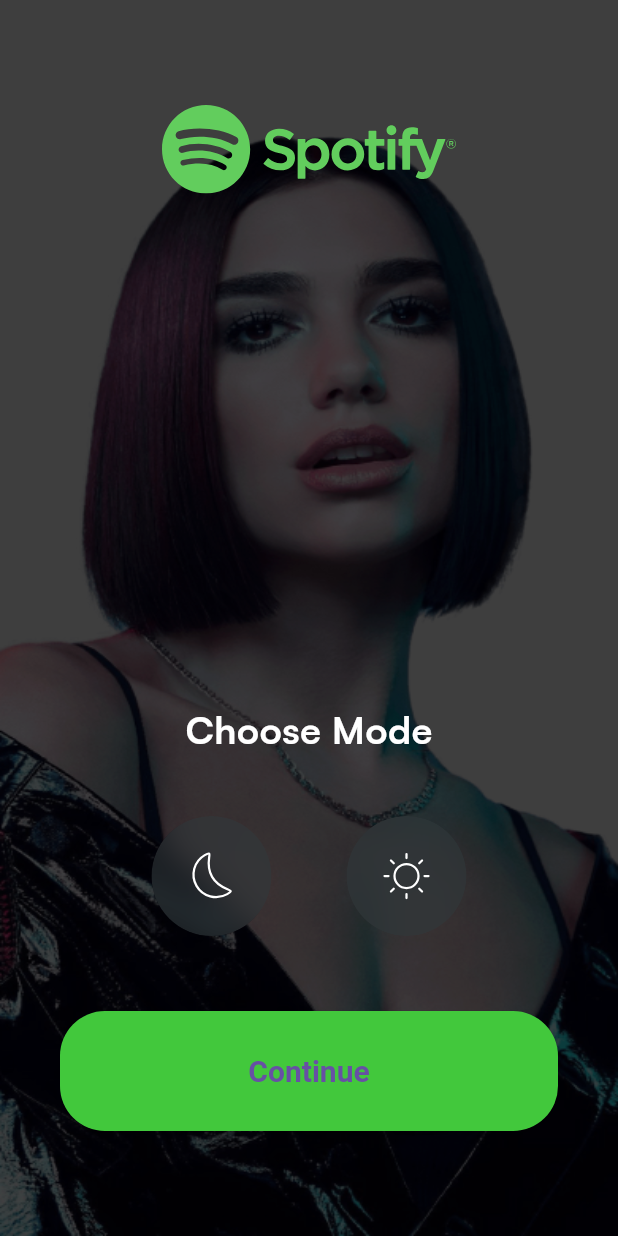
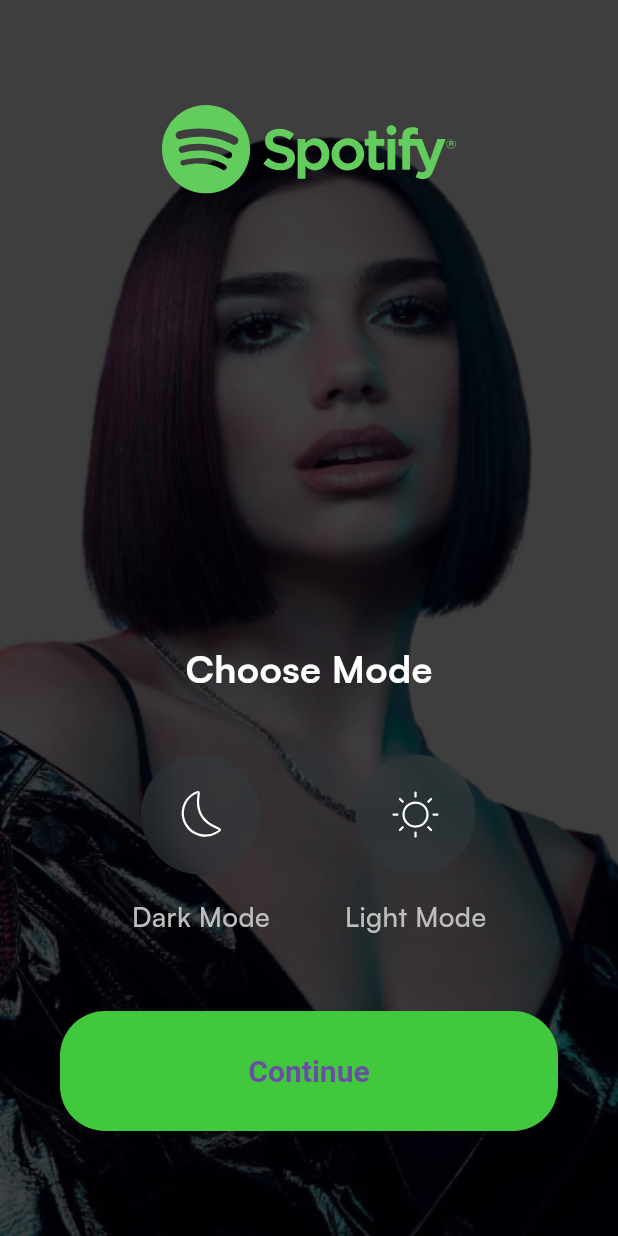
Before and after one commit to masterthuku/spotify_clone, a Flutter app: the screen it shows after launch, after a tap on "Get Started", on a phone screen of 412 x 824 dp. Run offline on Flutter 3.47's test engine with Material 3 defaults, Android fonts, the phone set to English and light mode, and no system bars; our stand-ins replace flutter_bloc, flutter_svg, hydrated_bloc.

Commit message:
dark mode and light mode

```diff
--- a/lib/main.dart
+++ b/lib/main.dart
@@ -1,8 +1,19 @@
+import 'package:flutter/foundation.dart';
 import 'package:flutter/material.dart';
+import 'package:flutter_bloc/flutter_bloc.dart';
+import 'package:hydrated_bloc/hydrated_bloc.dart';
+import 'package:path_provider/path_provider.dart';
 import 'package:spotify/core/configs/theme/app_theme.dart';
+import 'package:spotify/presentation/choose_mode/bloc/theme_cubit.dart';
 import 'package:spotify/presentation/splash/pages/splash.dart';
 
-void main() {
+Future<void> main() async {
+  WidgetsFlutterBinding.ensureInitialized();
+  HydratedBloc.storage = await HydratedStorage.build(
+    storageDirectory: kIsWeb
+        ? HydratedStorage.webStorageDirectory
+        : await getApplicationDocumentsDirectory(),
+  );
   runApp(const MyApp());
 }
 
@@ -12,11 +23,17 @@ class MyApp extends StatelessWidget {
   // This widget is the root of your application.
   @override
   Widget build(BuildContext context) {
-    return MaterialApp(
-      debugShowCheckedModeBanner: false,
-      theme: AppTheme.lightTheme,
-      home: const SplashPage(),
-
+    return MultiBlocProvider(
+      providers: [BlocProvider(create: (_) => ThemeCubit())],
+      child: BlocBuilder<ThemeCubit, ThemeMode>(
+        builder: (context, mode) => MaterialApp(
+          theme: AppTheme.lightTheme,
+          darkTheme: AppTheme.darkTheme,
+          themeMode: mode,
+          debugShowCheckedModeBanner: false,
+          home: const SplashPage(),
+        ),
+      ),
     );
   }
 }
--- /dev/null
+++ b/lib/presentation/choose_mode/bloc/theme_cubit.dart
@@ -0,0 +1,24 @@
+
+
+import 'package:flutter/material.dart';
+import 'package:hydrated_bloc/hydrated_bloc.dart';
+
+class ThemeCubit extends HydratedCubit<ThemeMode> {
+
+  ThemeCubit() : super(ThemeMode.system);
+
+  void updateTheme(ThemeMode themeMode) => emit(themeMode);
+
+
+  @override
+  ThemeMode? fromJson(Map<String, dynamic> json) {
+    return ThemeMode.values[json['theme'] as int];
+  }
+
+  @override
+  Map<String, dynamic>? toJson(ThemeMode state) {
+   return {'theme': state.index};
+  }
+
+
+}
--- a/lib/presentation/choose_mode/pages/choose_mode.dart
+++ b/lib/presentation/choose_mode/pages/choose_mode.dart
@@ -1,11 +1,13 @@
 import 'dart:ui';
 
 import 'package:flutter/material.dart';
+import 'package:flutter_bloc/flutter_bloc.dart';
 import 'package:flutter_svg/svg.dart';
 import 'package:spotify/common/widgets/button/basic_app_button.dart';
 import 'package:spotify/core/configs/assets/app_images.dart';
 import 'package:spotify/core/configs/assets/app_vectors.dart';
 import 'package:spotify/core/configs/theme/app_colors.dart';
+import 'package:spotify/presentation/choose_mode/bloc/theme_cubit.dart';
 
 class ChooseModePage extends StatelessWidget {
   const ChooseModePage({super.key});
@@ -57,7 +59,13 @@ class ChooseModePage extends StatelessWidget {
                 Row(
                   mainAxisAlignment: MainAxisAlignment.center,
                   children: [
-                    ClipOval(
+                    Column(
+                      children: [
+                        GestureDetector(
+                          onTap: () {
+                            context.read<ThemeCubit>().updateTheme(ThemeMode.dark);
+                          },
+                          child: ClipOval(
                             child: BackdropFilter(
                               filter: ImageFilter.blur(sigmaX: 10, sigmaY: 10),
                               child: Container(
@@ -74,23 +82,53 @@ class ChooseModePage extends StatelessWidget {
                               ),
                             ),
                           ),
+                        ),
+                        const SizedBox(height: 15),
+                        const Text(
+                          "Dark Mode",
+                          style: TextStyle(
+                            fontWeight: FontWeight.w500,
+                            fontSize: 18,
+                            color: AppColors.grey,
+                          ),
+                        )
+                      ],
+                    ),
                     const SizedBox(width: 50),
-                    ClipOval(
+                    Column(
+                      children: [
+                        GestureDetector(
+                          onTap: (){
+                            context.read<ThemeCubit>().updateTheme(ThemeMode.light);
+                          },
+                          child: ClipOval(
                             child: BackdropFilter(
                               filter: ImageFilter.blur(sigmaX: 10, sigmaY: 10),
                               child: Container(
                                   height: 80,
                                   width: 80,
                                   decoration: BoxDecoration(
-                            color: const Color(0xff30393c).withOpacity(0.5),
+                                    color:
+                                        const Color(0xff30393c).withOpacity(0.5),
                                     shape: BoxShape.circle,
                                   ),
                                   child: SvgPicture.asset(
                                     AppVectors.sun,
                                     fit: BoxFit.none,
-                          )
+                                  )),
                             ),
                           ),
+                        ),
+                        const SizedBox(height: 15),
+                        const Text(
+                          "Light Mode",
+                          style: TextStyle(
+                            fontWeight: FontWeight.w500,
+                            fontSize: 18,
+                            color: AppColors.grey,
+                          ),
+                        )
+                      ],
                     ),
                   ],
                 ),
--- a/lib/presentation/splash/pages/splash.dart
+++ b/lib/presentation/splash/pages/splash.dart
@@ -31,6 +31,7 @@ class _SplashPageState extends State<SplashPage> {
   Future<void> redirect() async {
     await Future.delayed(const Duration(seconds: 2));
     Navigator.pushReplacement(
+      // ignore: use_build_context_synchronously
       context,
       MaterialPageRoute(
         builder: (BuildContext context) => const GetStartedPage(),
--- a/pubspec.yaml
+++ b/pubspec.yaml
@@ -36,6 +36,9 @@ dependencies:
   # Use with the CupertinoIcons class for iOS style icons.
   cupertino_icons: ^1.0.8
   flutter_svg:
+  flutter_bloc:
+  hydrated_bloc: ^9.1.5
+  path_provider: ^2.1.4
 
 dev_dependencies:
   flutter_test:
```
Also changed, not shown: pubspec.lock, 1 other file. Lines whose indentation alone changed are shown as unchanged.
